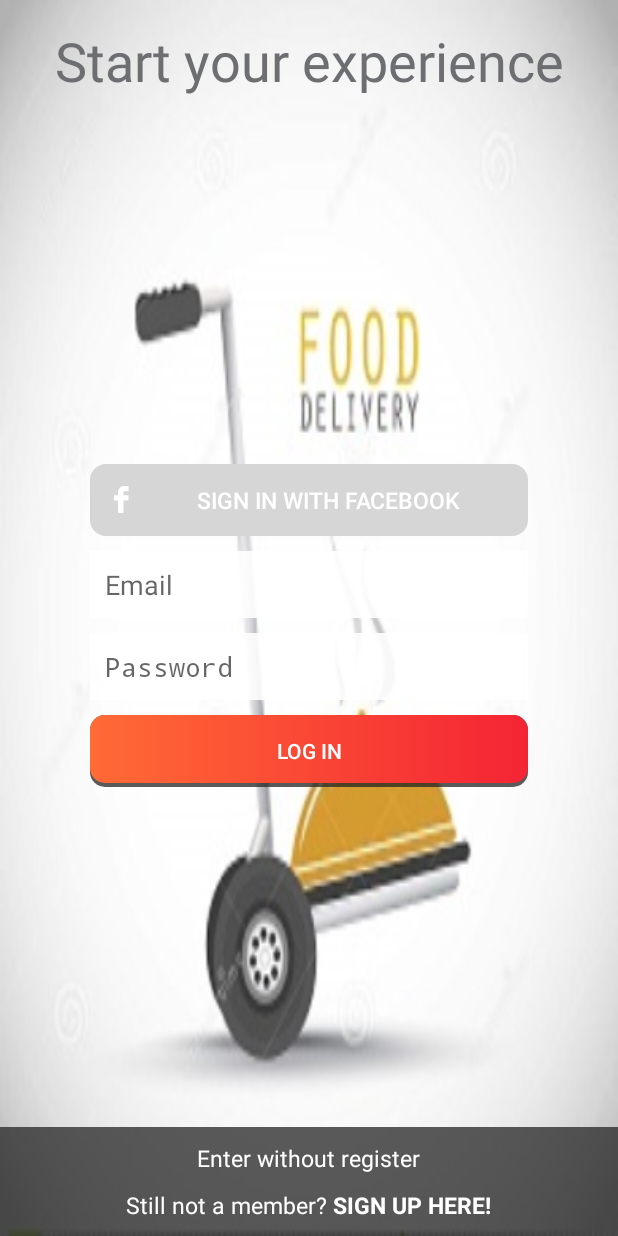
After one commit to gabrielrodriguez2746/DeliveriuTest, an Android app: the layout activity_login.xml on its own in the app's theme, with its tools: preview values and no code run, on a phone screen of 412 x 824 dp. The commit adds this screen. Run offline under Robolectric (Android 15) with nearby library versions, the phone set to English and light mode, and no system bars.

Commit message:
:star: Login activity and its launching

```diff
--- a/app/src/main/java/grodriguez/com/deliveriutest/activities/SplashActivity.java
+++ b/app/src/main/java/grodriguez/com/deliveriutest/activities/SplashActivity.java
@@ -4,6 +4,7 @@ import android.content.Intent;
 import android.os.Bundle;
 import android.os.Handler;
 import android.support.v4.app.FragmentActivity;
+import android.util.Log;
 import android.view.Window;
 import android.view.WindowManager;
 
@@ -14,6 +15,8 @@ import grodriguez.com.deliveriutest.listeners.OnConfirmationDialogClickListener;
 import grodriguez.com.deliveriutest.utils.Constants;
 
 public class SplashActivity extends FragmentActivity implements OnConfirmationDialogClickListener {
+
+    private final String LOG_TAG = getClass().getSimpleName();
 
     @Override
     protected void onCreate(Bundle savedInstanceState) {
@@ -30,7 +33,8 @@ public class SplashActivity extends FragmentActivity implements OnConfirmationDi
             new Handler().postDelayed(new Runnable() {
                 @Override
                 public void run() {
-                    Intent splashIntent = new Intent(SplashActivity.this, MainActivity.class);
+                    Log.d(LOG_TAG, "Before Running Login Activity");
+                    Intent splashIntent = new Intent(SplashActivity.this, LoginActivity.class);
                     startActivity(splashIntent);
                     this.finish();
                 }
--- /dev/null
+++ b/app/src/main/res/layout/activity_login.xml
@@ -0,0 +1,68 @@
+<RelativeLayout xmlns:android="http://schemas.android.com/apk/res/android"
+    xmlns:tools="http://schemas.android.com/tools"
+    android:layout_width="match_parent"
+    android:layout_height="match_parent"
+    android:background="@drawable/background"
+    tools:context="grodriguez.com.deliveriutest.activities.LoginActivity">
+
+    <grodriguez.com.deliveriutest.widget.CustomTextView
+        android:id="@+id/message"
+        style="@style/TitleCapsFont"
+        android:layout_width="match_parent"
+        android:layout_height="wrap_content"
+        android:layout_marginTop="@dimen/activity_vertical_margin"
+        android:gravity="center_horizontal"
+        android:paddingLeft="@dimen/fb_btn_left_padding"
+        android:paddingRight="@dimen/fb_btn_left_padding"
+        android:text="@string/register_message" />
+
+    <LinearLayout
+        android:layout_width="match_parent"
+        android:layout_height="wrap_content"
+        android:layout_centerVertical="true">
+
+        <include layout="@layout/resgister_sigin_layout" />
+    </LinearLayout>
+
+
+    <LinearLayout
+        android:id="@+id/bottom_lay"
+        android:layout_width="wrap_content"
+        android:layout_height="wrap_content"
+        android:layout_alignParentBottom="true"
+        android:layout_alignParentEnd="true"
+        android:layout_alignParentLeft="true"
+        android:layout_alignParentRight="true"
+        android:layout_alignParentStart="true"
+        android:layout_gravity="center"
+        android:background="@color/transparent_black"
+        android:gravity="center"
+        android:orientation="vertical"
+        android:padding="10dp">
+
+        <grodriguez.com.deliveriutest.widget.CustomTextView
+            android:id="@+id/without_register"
+            style="@style/TextNormalFont"
+            android:layout_width="wrap_content"
+            android:layout_height="wrap_content"
+            android:layout_gravity="center"
+            android:layout_marginBottom="@dimen/view_margin"
+            android:gravity="center"
+            android:text="@string/without_register"
+            android:textColor="@color/white"
+            android:textSize="@dimen/login_screen_bottom_text_size" />
+
+        <grodriguez.com.deliveriutest.widget.CustomTextView
+            android:id="@+id/sign_up"
+            style="@style/TextNormalFont"
+            android:layout_width="wrap_content"
+            android:layout_height="wrap_content"
+            android:layout_gravity="center"
+            android:gravity="center"
+            android:text="@string/sign_up"
+            android:textColor="@color/white"
+            android:textSize="@dimen/login_screen_bottom_text_size" />
+    </LinearLayout>
+
+
+</RelativeLayout>
--- /dev/null
+++ b/app/src/main/res/layout/resgister_sigin_layout.xml
@@ -0,0 +1,61 @@
+<?xml version="1.0" encoding="utf-8"?>
+<LinearLayout xmlns:android="http://schemas.android.com/apk/res/android"
+    android:layout_width="match_parent"
+    android:layout_height="wrap_content"
+    android:orientation="vertical"
+    android:paddingLeft="@dimen/login_margin"
+    android:paddingRight="@dimen/login_margin">
+
+    <grodriguez.com.deliveriutest.widget.CustomButton
+        android:id="@+id/fb_login"
+        style="@style/TitleBookFont"
+        android:layout_width="match_parent"
+        android:layout_height="wrap_content"
+        android:layout_gravity="center_horizontal"
+        android:layout_marginTop="@dimen/view_margin"
+        android:adjustViewBounds="true"
+        android:background="@drawable/facebook_button_selector"
+        android:drawableLeft="@drawable/facebook_letter"
+        android:drawablePadding="@dimen/fb_btn_left_padding"
+        android:paddingLeft="@dimen/fb_btn_left_padding"
+        android:paddingRight="@dimen/fb_btn_left_padding"
+        android:text="@string/join_fb"
+        android:textColor="@color/white"
+        android:textSize="15sp" />
+
+    <grodriguez.com.deliveriutest.widget.CustomEditText
+        android:id="@+id/email"
+        style="@style/TitleBookFont"
+        android:layout_width="match_parent"
+        android:layout_height="wrap_content"
+        android:layout_marginTop="10dp"
+        android:background="@color/transparent_white"
+        android:hint="@string/email"
+        android:inputType="textEmailAddress"
+        android:padding="@dimen/view_margin" />
+
+    <grodriguez.com.deliveriutest.widget.CustomEditText
+        android:id="@+id/password"
+        style="@style/TitleBookFont"
+        android:layout_width="match_parent"
+        android:layout_height="wrap_content"
+        android:layout_marginTop="@dimen/view_margin"
+        android:background="@color/transparent_white"
+        android:hint="@string/password"
+        android:inputType="textPassword"
+        android:padding="10dp" />
+
+    <grodriguez.com.deliveriutest.widget.CustomButton
+        android:id="@+id/register_button"
+        style="@style/TitleBookFont"
+        android:layout_width="match_parent"
+        android:layout_height="wrap_content"
+        android:layout_gravity="center"
+        android:background="@drawable/gradient_red_button_selector"
+        android:paddingLeft="@dimen/fb_btn_left_padding"
+        android:paddingRight="@dimen/fb_btn_left_padding"
+        android:text="@string/login"
+        android:textColor="@color/white"
+        android:layout_marginTop="@dimen/view_margin" />
+
+</LinearLayout>
```
Also changed, not shown: app/src/main/java/grodriguez/com/deliveriutest/activities/LoginActivity.java (added, +98 -0 lines), app/src/main/res/layout/activity_main.xml (+6 -7 lines).
